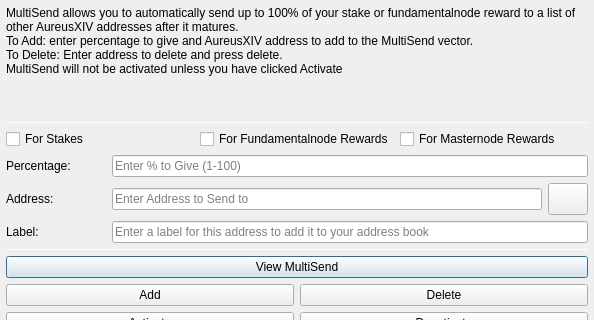
Qt form src/qt/forms/multisenddialog.ui (wqking-misc/AureusXIV) before a commit; both pictures show x 0 to 594 and y 0 to 320 of the 594 by 526 pixel window.
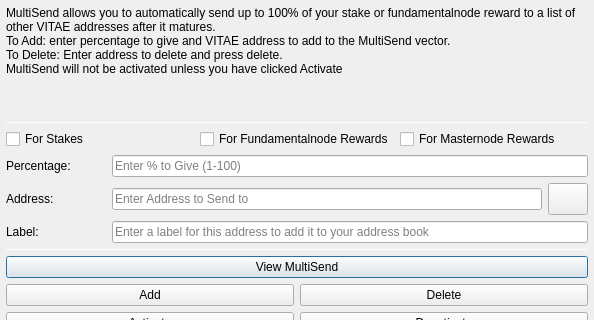
The same form after that commit. Icons and pictures are not drawn.

```diff
--- a/src/qt/forms/multisenddialog.ui
+++ b/src/qt/forms/multisenddialog.ui
@@ -37,8 +37,8 @@
         <number>1</number>
        </property>
        <property name="text">
-        <string>MultiSend allows you to automatically send up to 100% of your stake or fundamentalnode reward to a list of other AureusXIV addresses after it matures.
-To Add: enter percentage to give and AureusXIV address to add to the MultiSend vector.
+        <string>MultiSend allows you to automatically send up to 100% of your stake or fundamentalnode reward to a list of other VITAE addresses after it matures.
+To Add: enter percentage to give and VITAE address to add to the MultiSend vector.
 To Delete: Enter address to delete and press delete.
 MultiSend will not be activated unless you have clicked Activate</string>
        </property>
```
Left out of the diff: 4 changed lines with no effect on the pictures.
